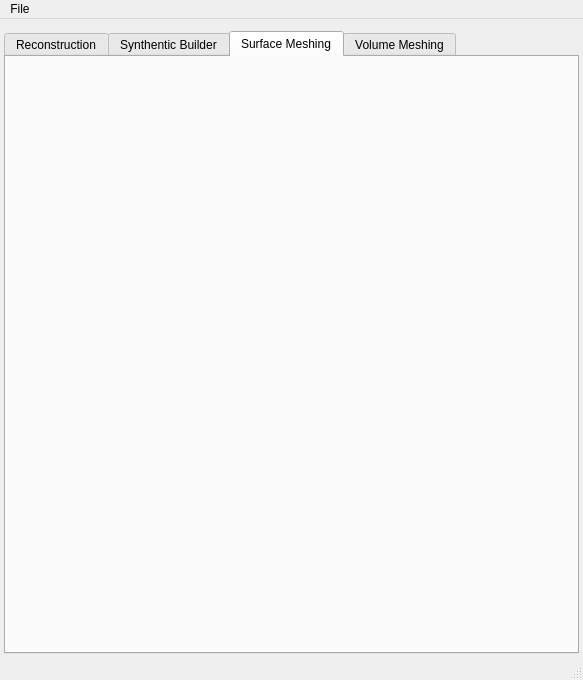
Old version of the form Source/AIM/GUI/UI_Files/RepresentationUI.ui in the repository BlueQuartzSoftware/DREAM3D.
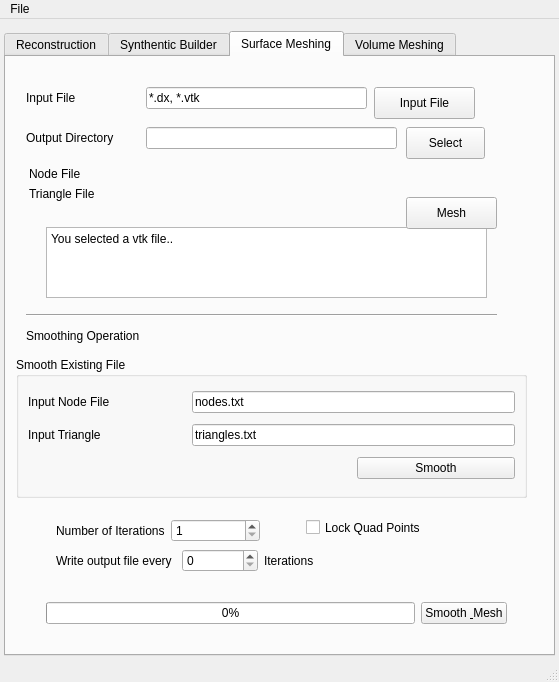
New version of the form. The open tabs and pages were chosen to show the change. Icons and pictures are not drawn.

Commit message: Rough Layout of the Surface Meshing Tabs

```diff
--- a/Source/AIM/GUI/UI_Files/RepresentationUI.ui
+++ b/Source/AIM/GUI/UI_Files/RepresentationUI.ui
@@ -6,8 +6,8 @@
    <rect>
     <x>0</x>
     <y>0</y>
-    <width>583</width>
-    <height>680</height>
+    <width>559</width>
+    <height>682</height>
    </rect>
   </property>
   <property name="windowTitle">
@@ -1262,6 +1262,345 @@
        <attribute name="title">
         <string>Surface Meshing</string>
        </attribute>
+       <widget class="QLineEdit" name="gg_InputDir_2">
+        <property name="geometry">
+         <rect>
+          <x>140</x>
+          <y>30</y>
+          <width>221</width>
+          <height>22</height>
+         </rect>
+        </property>
+        <property name="text">
+         <string>*.dx, *.vtk</string>
+        </property>
+       </widget>
+       <widget class="QPushButton" name="gg_InputDirBtn_2">
+        <property name="geometry">
+         <rect>
+          <x>368</x>
+          <y>30</y>
+          <width>101</width>
+          <height>32</height>
+         </rect>
+        </property>
+        <property name="text">
+         <string>Input File</string>
+        </property>
+       </widget>
+       <widget class="QLabel" name="label_24">
+        <property name="geometry">
+         <rect>
+          <x>20</x>
+          <y>30</y>
+          <width>107</width>
+          <height>22</height>
+         </rect>
+        </property>
+        <property name="text">
+         <string>Input File</string>
+        </property>
+       </widget>
+       <widget class="QPushButton" name="gg_OutputDirBtn_2">
+        <property name="geometry">
+         <rect>
+          <x>400</x>
+          <y>70</y>
+          <width>79</width>
+          <height>32</height>
+         </rect>
+        </property>
+        <property name="text">
+         <string>Select</string>
+        </property>
+       </widget>
+       <widget class="QLabel" name="label_25">
+        <property name="geometry">
+         <rect>
+          <x>20</x>
+          <y>70</y>
+          <width>107</width>
+          <height>22</height>
+         </rect>
+        </property>
+        <property name="text">
+         <string>Output Directory</string>
+        </property>
+       </widget>
+       <widget class="QLineEdit" name="gg_OutputDir_2">
+        <property name="geometry">
+         <rect>
+          <x>140</x>
+          <y>70</y>
+          <width>251</width>
+          <height>22</height>
+         </rect>
+        </property>
+       </widget>
+       <widget class="QWidget" name="layoutWidget">
+        <property name="geometry">
+         <rect>
+          <x>40</x>
+          <y>540</y>
+          <width>461</width>
+          <height>32</height>
+         </rect>
+        </property>
+        <layout class="QHBoxLayout" name="horizontalLayout_9">
+         <item>
+          <widget class="QProgressBar" name="gg_progressBar_2">
+           <property name="value">
+            <number>0</number>
+           </property>
+          </widget>
+         </item>
+         <item>
+          <widget class="QPushButton" name="gg_GoBtn_2">
+           <property name="text">
+            <string>Smooth &amp; Mesh</string>
+           </property>
+          </widget>
+         </item>
+        </layout>
+       </widget>
+       <widget class="QPlainTextEdit" name="plainTextEdit">
+        <property name="geometry">
+         <rect>
+          <x>40</x>
+          <y>170</y>
+          <width>441</width>
+          <height>71</height>
+         </rect>
+        </property>
+        <property name="plainText">
+         <string>You selected a vtk file.. </string>
+        </property>
+       </widget>
+       <widget class="QCheckBox" name="checkBox">
+        <property name="geometry">
+         <rect>
+          <x>300</x>
+          <y>460</y>
+          <width>141</width>
+          <height>21</height>
+         </rect>
+        </property>
+        <property name="text">
+         <string>Lock Quad Points</string>
+        </property>
+       </widget>
+       <widget class="QWidget" name="layoutWidget_2">
+        <property name="geometry">
+         <rect>
+          <x>10</x>
+          <y>110</y>
+          <width>191</width>
+          <height>51</height>
+         </rect>
+        </property>
+        <layout class="QFormLayout" name="formLayout_7">
+         <property name="fieldGrowthPolicy">
+          <enum>QFormLayout::FieldsStayAtSizeHint</enum>
+         </property>
+         <property name="labelAlignment">
+          <set>Qt::AlignLeading|Qt::AlignLeft|Qt::AlignVCenter</set>
+         </property>
+         <item row="0" column="0">
+          <widget class="QLabel" name="VolBinFileIcon_3">
+           <property name="text">
+            <string/>
+           </property>
+           <property name="pixmap">
+            <pixmap resource="../../../../Resources/icons/images/Icons.qrc">:/Check-16x16.png</pixmap>
+           </property>
+          </widget>
+         </item>
+         <item row="0" column="1">
+          <widget class="QLabel" name="VolBinFile_3">
+           <property name="text">
+            <string>Node File</string>
+           </property>
+          </widget>
+         </item>
+         <item row="1" column="0">
+          <widget class="QLabel" name="BOverABinsFileIcon_3">
+           <property name="text">
+            <string/>
+           </property>
+           <property name="pixmap">
+            <pixmap resource="../../../../Resources/icons/images/Icons.qrc">:/Check-16x16.png</pixmap>
+           </property>
+          </widget>
+         </item>
+         <item row="1" column="1">
+          <widget class="QLabel" name="BOverABinsFile_3">
+           <property name="text">
+            <string>Triangle File</string>
+           </property>
+          </widget>
+         </item>
+        </layout>
+       </widget>
+       <widget class="QPushButton" name="gg_GoBtn_4">
+        <property name="geometry">
+         <rect>
+          <x>400</x>
+          <y>140</y>
+          <width>91</width>
+          <height>32</height>
+         </rect>
+        </property>
+        <property name="text">
+         <string>Mesh</string>
+        </property>
+       </widget>
+       <widget class="Line" name="line_2">
+        <property name="geometry">
+         <rect>
+          <x>20</x>
+          <y>250</y>
+          <width>471</width>
+          <height>16</height>
+         </rect>
+        </property>
+        <property name="orientation">
+         <enum>Qt::Horizontal</enum>
+        </property>
+       </widget>
+       <widget class="QLabel" name="label_31">
+        <property name="geometry">
+         <rect>
+          <x>20</x>
+          <y>270</y>
+          <width>141</width>
+          <height>17</height>
+         </rect>
+        </property>
+        <property name="text">
+         <string>Smoothing Operation</string>
+        </property>
+       </widget>
+       <widget class="QGroupBox" name="groupBox">
+        <property name="geometry">
+         <rect>
+          <x>10</x>
+          <y>300</y>
+          <width>511</width>
+          <height>141</height>
+         </rect>
+        </property>
+        <property name="title">
+         <string>Smooth Existing File</string>
+        </property>
+        <layout class="QGridLayout" name="gridLayout_9">
+         <item row="0" column="0">
+          <widget class="QLabel" name="label_29">
+           <property name="text">
+            <string>Input Node File</string>
+           </property>
+          </widget>
+         </item>
+         <item row="0" column="1" colspan="2">
+          <widget class="QLineEdit" name="gg_InputDir_3">
+           <property name="text">
+            <string>nodes.txt</string>
+           </property>
+          </widget>
+         </item>
+         <item row="1" column="0">
+          <widget class="QLabel" name="label_30">
+           <property name="text">
+            <string>Input Triangle</string>
+           </property>
+          </widget>
+         </item>
+         <item row="1" column="1" colspan="2">
+          <widget class="QLineEdit" name="gg_InputDir_4">
+           <property name="text">
+            <string>triangles.txt</string>
+           </property>
+          </widget>
+         </item>
+         <item row="2" column="2">
+          <widget class="QPushButton" name="gg_GoBtn_3">
+           <property name="text">
+            <string>Smooth</string>
+           </property>
+          </widget>
+         </item>
+         <item row="2" column="0" colspan="2">
+          <spacer name="horizontalSpacer_7">
+           <property name="orientation">
+            <enum>Qt::Horizontal</enum>
+           </property>
+           <property name="sizeHint" stdset="0">
+            <size>
+             <width>40</width>
+             <height>20</height>
+            </size>
+           </property>
+          </spacer>
+         </item>
+        </layout>
+       </widget>
+       <widget class="QWidget" name="layoutWidget">
+        <property name="geometry">
+         <rect>
+          <x>50</x>
+          <y>490</y>
+          <width>283</width>
+          <height>27</height>
+         </rect>
+        </property>
+        <layout class="QHBoxLayout" name="horizontalLayout_7">
+         <item>
+          <widget class="QLabel" name="label_27">
+           <property name="text">
+            <string>Write output file every </string>
+           </property>
+          </widget>
+         </item>
+         <item>
+          <widget class="QSpinBox" name="spinBox_2"/>
+         </item>
+         <item>
+          <widget class="QLabel" name="label_28">
+           <property name="text">
+            <string>Iterations</string>
+           </property>
+          </widget>
+         </item>
+        </layout>
+       </widget>
+       <widget class="QWidget" name="layoutWidget">
+        <property name="geometry">
+         <rect>
+          <x>50</x>
+          <y>460</y>
+          <width>204</width>
+          <height>27</height>
+         </rect>
+        </property>
+        <layout class="QHBoxLayout" name="horizontalLayout_10">
+         <item>
+          <widget class="QLabel" name="label_26">
+           <property name="text">
+            <string>Number of Iterations</string>
+           </property>
+          </widget>
+         </item>
+         <item>
+          <widget class="QSpinBox" name="spinBox">
+           <property name="minimum">
+            <number>1</number>
+           </property>
+           <property name="maximum">
+            <number>1000</number>
+           </property>
+          </widget>
+         </item>
+        </layout>
+       </widget>
       </widget>
       <widget class="QWidget" name="tab_4">
        <attribute name="title">
@@ -1277,7 +1616,7 @@
     <rect>
      <x>0</x>
      <y>0</y>
-     <width>583</width>
+     <width>559</width>
      <height>22</height>
     </rect>
    </property>
```
Left out of the diff: 41 changed lines with no effect on the pictures.
